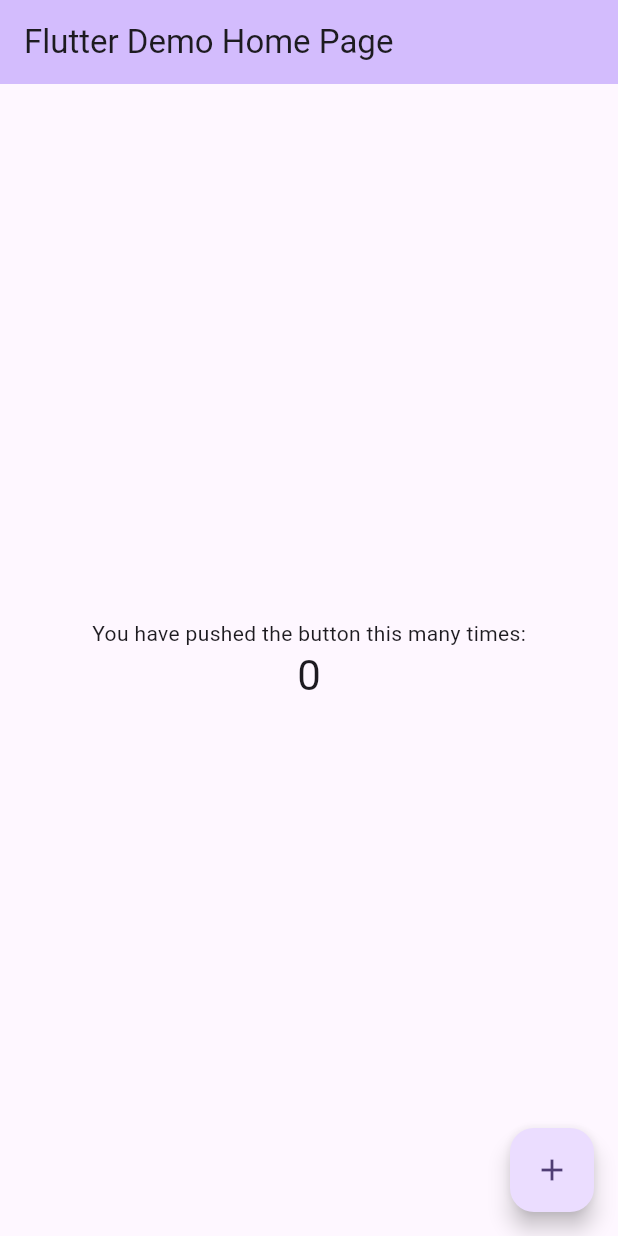
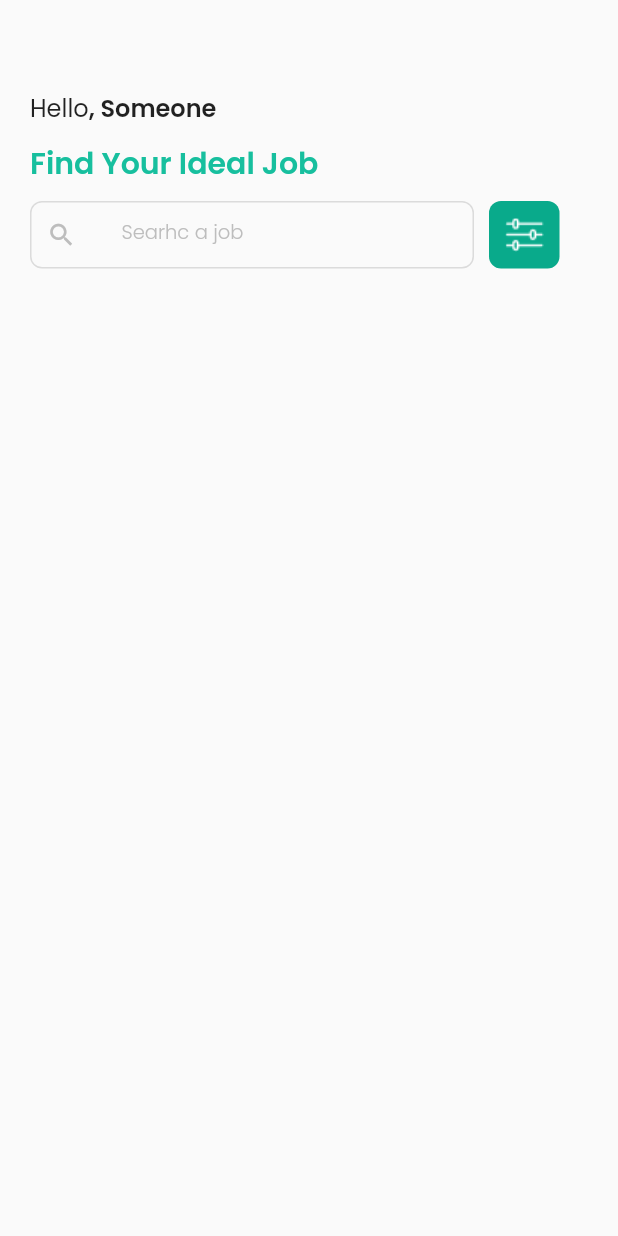
Before and after one commit to natidever/mergaTechMobileApp, a Flutter app: the screen it shows after launch, on a phone screen of 412 x 824 dp. Run offline on Flutter 3.47's test engine with Material 2 defaults, Android fonts, the phone set to English and light mode, and no system bars; our stand-ins replace google_fonts.

Commit message:
quarter page design with no modification

```diff
--- a/lib/Pages/jobpage.dart
+++ b/lib/Pages/jobpage.dart
@@ -0,0 +1,107 @@
+import 'package:flutter/material.dart';
+import 'package:google_fonts/google_fonts.dart';
+
+class JobPage extends StatefulWidget {
+  const JobPage({super.key});
+
+  @override
+  State<JobPage> createState() => _JobPageState();
+}
+
+class _JobPageState extends State<JobPage> {
+  @override
+  Widget build(BuildContext context) {
+    return Scaffold(
+      body: SafeArea(
+        minimum: EdgeInsets.fromLTRB(20, 60, 0, 0),
+        child: SingleChildScrollView(
+          child: Column(
+            mainAxisAlignment: MainAxisAlignment.start,
+            crossAxisAlignment: CrossAxisAlignment.start,
+            children: [
+              Row(
+                children: [
+                  Text(
+                    'Hello',
+                    style: GoogleFonts.poppins(
+                        fontSize: 16, fontWeight: FontWeight.w400),
+                  ),
+                  Text(', Someone',
+                      style: GoogleFonts.poppins(
+                          fontWeight: FontWeight.w600,
+                          fontSize: 16,
+                          letterSpacing: 0))
+                ],
+              ),
+              SizedBox(
+                height: 10,
+              ),
+              Text(
+                'Find Your Ideal Job',
+                style: GoogleFonts.poppins(
+                    fontSize: 20,
+                    fontWeight: FontWeight.w600,
+                    color: Color.fromRGBO(23, 191, 158, 1)),
+              ),
+              SizedBox(
+                height: 10,
+              ),
+              Row(
+                //the Search bar and the side of it
+                children: [
+                  Container(
+                    width: 296,
+                    height: 45,
+                    decoration: BoxDecoration(
+                        borderRadius: BorderRadius.circular(8),
+                        border: Border.all(
+                          color: Color.fromRGBO(219, 219, 219, 1.0),
+                        )),
+                    child: Row(children: [
+                      //for the searchIcon and the text
+                      Padding(
+                        padding: EdgeInsets.only(left: 10),
+                        child: Icon(
+                          size: 20,
+                          Icons.search,
+                          color: Color.fromRGBO(189, 189, 189, 1),
+                        ),
+                      ),
+                      SizedBox(
+                        width: 30,
+                      ),
+                      Text(
+                        'Searhc a job',
+                        style: GoogleFonts.poppins(
+                          fontSize: 13,
+                          fontWeight: FontWeight.w300,
+                          height: 1.2,
+                          color: Color.fromRGBO(189, 189, 189, 1),
+                        ),
+                      )
+                    ]),
+                  ),
+                  SizedBox(
+                    width: 10,
+                  ),
+                  Container(
+                      width: 47,
+                      height: 45,
+                      decoration: BoxDecoration(
+                          color: Color.fromARGB(9, 170, 139, 1),
+                          borderRadius: BorderRadius.circular(8)),
+                      child: Container(
+                          decoration: BoxDecoration(
+                              color: Color.fromRGBO(9, 170, 139, 1),
+                              borderRadius: BorderRadius.circular(8)),
+                          child:
+                              Image(image: AssetImage('lib/assets/Group.png'))))
+                ],
+              ),
+            ],
+          ),
+        ),
+      ),
+    );
+  }
+}
--- a/lib/main.dart
+++ b/lib/main.dart
@@ -1,4 +1,5 @@
 import 'package:flutter/material.dart';
+import 'Pages/jobpage.dart';
 
 void main() {
   runApp(const MyApp());
@@ -11,115 +12,12 @@ class MyApp extends StatelessWidget {
   @override
   Widget build(BuildContext context) {
     return MaterialApp(
-      title: 'Flutter Demo',
+      debugShowCheckedModeBanner: false,
       theme: ThemeData(
-        // This is the theme of your application.
-        //
-        // TRY THIS: Try running your application with "flutter run". You'll see
-        // the application has a blue toolbar. Then, without quitting the app,
-        // try changing the seedColor in the colorScheme below to Colors.green
-        // and then invoke "hot reload" (save your changes or press the "hot
-        // reload" button in a Flutter-supported IDE, or press "r" if you used
-        // the command line to start the app).
-        //
-        // Notice that the counter didn't reset back to zero; the application
-        // state is not lost during the reload. To reset the state, use hot
-        // restart instead.
-        //
-        // This works for code too, not just values: Most code changes can be
-        // tested with just a hot reload.
-        colorScheme: ColorScheme.fromSeed(seedColor: Colors.deepPurple),
-        useMaterial3: true,
-      ),
-      home: const MyHomePage(title: 'Flutter Demo Home Page'),
+          // This is the theme of your application.
+
+          ),
+      home: const JobPage(),
     );
   }
 }
-
-class MyHomePage extends StatefulWidget {
-  const MyHomePage({super.key, required this.title});
-
-  // This widget is the home page of your application. It is stateful, meaning
-  // that it has a State object (defined below) that contains fields that affect
-  // how it looks.
-
-  // This class is the configuration for the state. It holds the values (in this
-  // case the title) provided by the parent (in this case the App widget) and
-  // used by the build method of the State. Fields in a Widget subclass are
-  // always marked "final".
-
-  final String title;
-
-  @override
-  State<MyHomePage> createState() => _MyHomePageState();
-}
-
-class _MyHomePageState extends State<MyHomePage> {
-  int _counter = 0;
-
-  void _incrementCounter() {
-    setState(() {
-      // This call to setState tells the Flutter framework that something has
-      // changed in this State, which causes it to rerun the build method below
-      // so that the display can reflect the updated values. If we changed
-      // _counter without calling setState(), then the build method would not be
-      // called again, and so nothing would appear to happen.
-      _counter++;
-    });
-  }
-
-  @override
-  Widget build(BuildContext context) {
-    // This method is rerun every time setState is called, for instance as done
-    // by the _incrementCounter method above.
-    //
-    // The Flutter framework has been optimized to make rerunning build methods
-    // fast, so that you can just rebuild anything that needs updating rather
-    // than having to individually change instances of widgets.
-    return Scaffold(
-      appBar: AppBar(
-        // TRY THIS: Try changing the color here to a specific color (to
-        // Colors.amber, perhaps?) and trigger a hot reload to see the AppBar
-        // change color while the other colors stay the same.
-        backgroundColor: Theme.of(context).colorScheme.inversePrimary,
-        // Here we take the value from the MyHomePage object that was created by
-        // the App.build method, and use it to set our appbar title.
-        title: Text(widget.title),
-      ),
-      body: Center(
-        // Center is a layout widget. It takes a single child and positions it
-        // in the middle of the parent.
-        child: Column(
-          // Column is also a layout widget. It takes a list of children and
-          // arranges them vertically. By default, it sizes itself to fit its
-          // children horizontally, and tries to be as tall as its parent.
-          //
-          // Column has various properties to control how it sizes itself and
-          // how it positions its children. Here we use mainAxisAlignment to
-          // center the children vertically; the main axis here is the vertical
-          // axis because Columns are vertical (the cross axis would be
-          // horizontal).
-          //
-          // TRY THIS: Invoke "debug painting" (choose the "Toggle Debug Paint"
-          // action in the IDE, or press "p" in the console), to see the
-          // wireframe for each widget.
-          mainAxisAlignment: MainAxisAlignment.center,
-          children: <Widget>[
-            const Text(
-              'You have pushed the button this many times:',
-            ),
-            Text(
-              '$_counter',
-              style: Theme.of(context).textTheme.headlineMedium,
-            ),
-          ],
-        ),
-      ),
-      floatingActionButton: FloatingActionButton(
-        onPressed: _incrementCounter,
-        tooltip: 'Increment',
-        child: const Icon(Icons.add),
-      ), // This trailing comma makes auto-formatting nicer for build methods.
-    );
-  }
-}
```
Also changed, not shown: pubspec.yaml (+4 -3 lines), lib/assets/Group.png (added), pubspec.lock, 1 other file.
